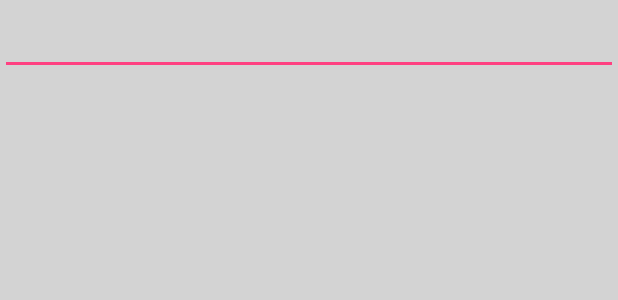
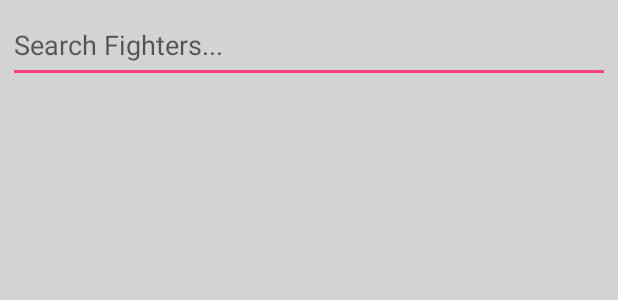
Before and after one commit to davidnuno/UFCapp, an Android app: the layout activity_fighters.xml on its own in the app's theme, with its tools: preview values and no code run, on a phone screen of 412 x 824 dp. Shown: the top 300 px of the screen. Run offline under Robolectric (Android 15) with nearby library versions, the phone set to English and light mode, and no system bars.

Commit message:
Added hint to search bar. Spacing between fighter nickname and last name was added.

```diff
--- a/app/src/main/java/com/example/android/ufcapp/FighterAdapter.java
+++ b/app/src/main/java/com/example/android/ufcapp/FighterAdapter.java
@@ -178,7 +178,7 @@ public class FighterAdapter extends ArrayAdapter<Fighter> implements Filterable
         String fullName;
 
         if (nickname != null && !nickname.isEmpty() && nickname != "null") {
-            fullName = first + " " + "\"" + nickname + "\"" + last;
+            fullName = first + " " + "\"" + nickname + "\" " + last;
             return fullName;
         } else {
             fullName = first + " " + last;
--- a/app/src/main/java/com/example/android/ufcapp/FightersActivity.java
+++ b/app/src/main/java/com/example/android/ufcapp/FightersActivity.java
@@ -14,11 +14,11 @@ import android.text.Editable;
 import android.text.TextWatcher;
 import android.util.Log;
 import android.view.View;
+import android.view.WindowManager;
 import android.widget.AdapterView;
 import android.widget.EditText;
 import android.widget.ListView;
 import android.widget.TextView;
-import android.widget.Toast;
 
 import java.util.ArrayList;
 import java.util.List;
@@ -52,6 +52,8 @@ public class FightersActivity extends AppCompatActivity implements LoaderCallbac
         setContentView(R.layout.activity_fighters);
 
         final EditText searchBar = (EditText) findViewById(R.id.searchFilter);
+
+        getWindow().setSoftInputMode(WindowManager.LayoutParams.SOFT_INPUT_STATE_HIDDEN);
 
         mAdapter = new FighterAdapter(FightersActivity.this, new ArrayList<Fighter>());
 
--- a/app/src/main/res/layout/activity_fighters.xml
+++ b/app/src/main/res/layout/activity_fighters.xml
@@ -8,7 +8,9 @@
     <EditText
         android:id="@+id/searchFilter"
         android:layout_width="match_parent"
-        android:layout_height="50dp" />
+        android:layout_height="50dp"
+        android:layout_margin="5dp"
+        android:hint="@string/hint_fighters" />
 
     <ListView
         android:id="@+id/fighter_list"
--- a/app/src/main/res/values/strings.xml
+++ b/app/src/main/res/values/strings.xml
@@ -3,4 +3,5 @@
     <string name="title_fighters">Fighters</string>
     <string name="no_internet_connection">No internet connection</string>
     <string name="champion">CHAMPION</string>
+    <string name="hint_fighters">Search Fighters...</string>
 </resources>
```
